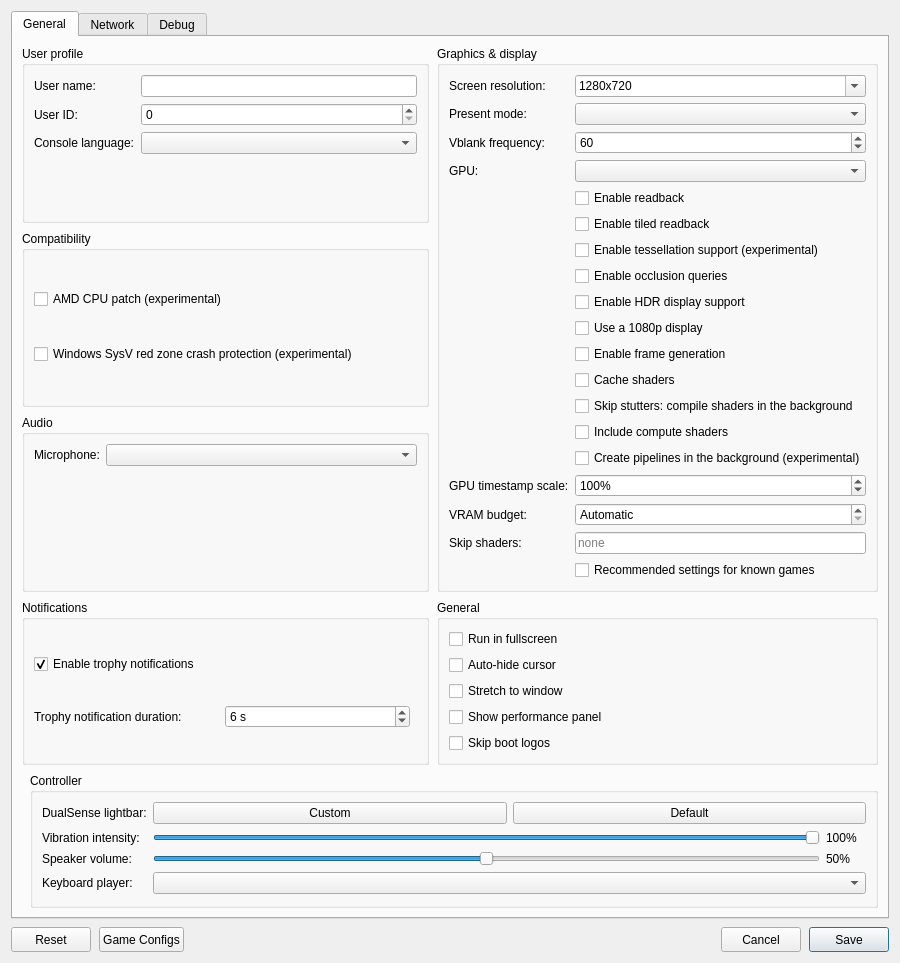
Before: the Qt Designer form src/launcher/forms/configuration_edit_dialog.ui in vsajjadx/KytyPS5, drawn with Qt 5.
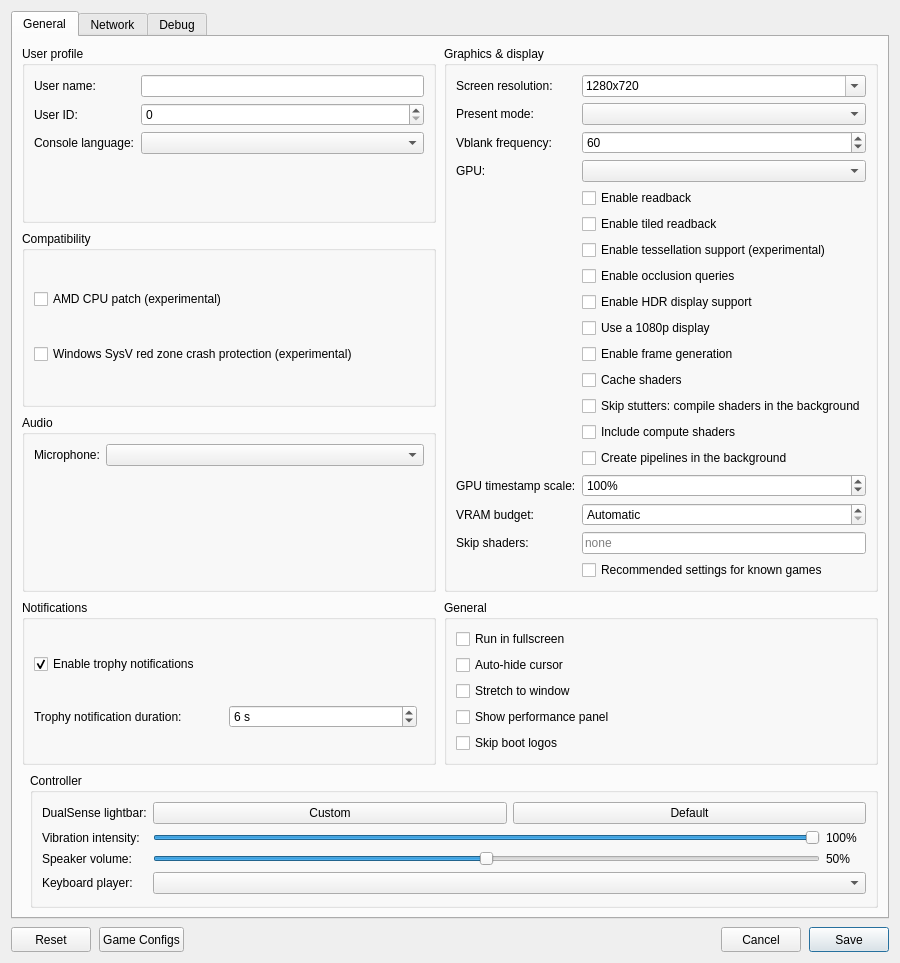
After: the same form once the commit is applied. Custom widgets are drawn as their Qt base class.

Commit message: gpu: build pipelines in the background by default, waiting briefly for each

Diff of the .ui file:
```diff
--- a/src/launcher/forms/configuration_edit_dialog.ui
+++ b/src/launcher/forms/configuration_edit_dialog.ui
@@ -235,8 +235,8 @@
             </item>
             <item row="15" column="1">
              <widget class="QCheckBox" name="checkBox_async_pipelines">
-              <property name="toolTip"><string>Create new pipelines in the background too. Can leave screens white in some games (UFC 6's tutorial).</string></property>
-              <property name="text"><string>Create pipelines in the background (experimental)</string></property>
+              <property name="toolTip"><string>Create new pipelines (where the graphics driver compiles shaders) in the background too, waiting only a few milliseconds for each. Turn off if a screen stays white or incomplete.</string></property>
+              <property name="text"><string>Create pipelines in the background</string></property>
              </widget>
             </item>
             <item row="16" column="0">
```
The commit also changes 5 other files.
